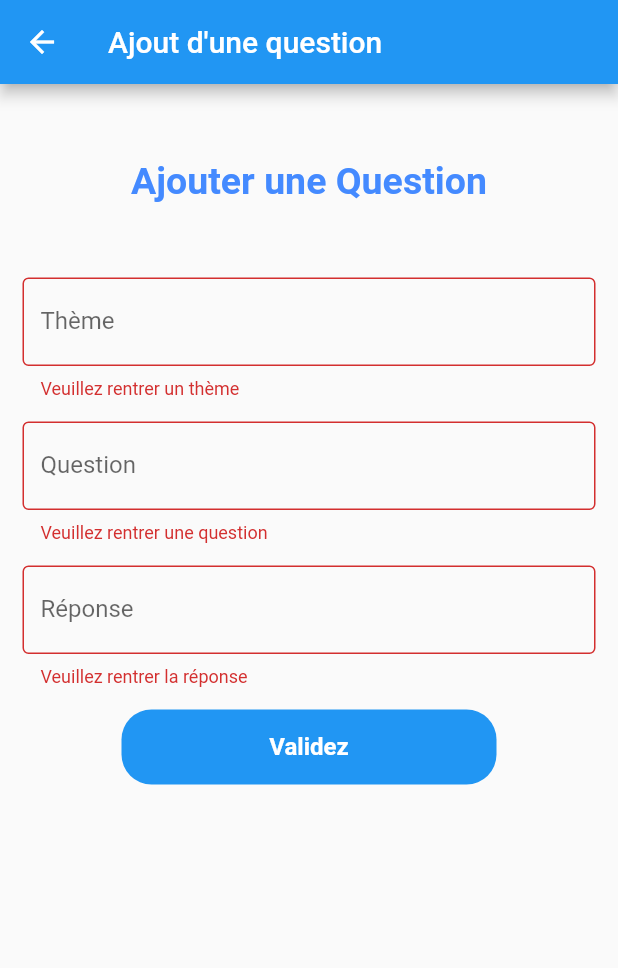
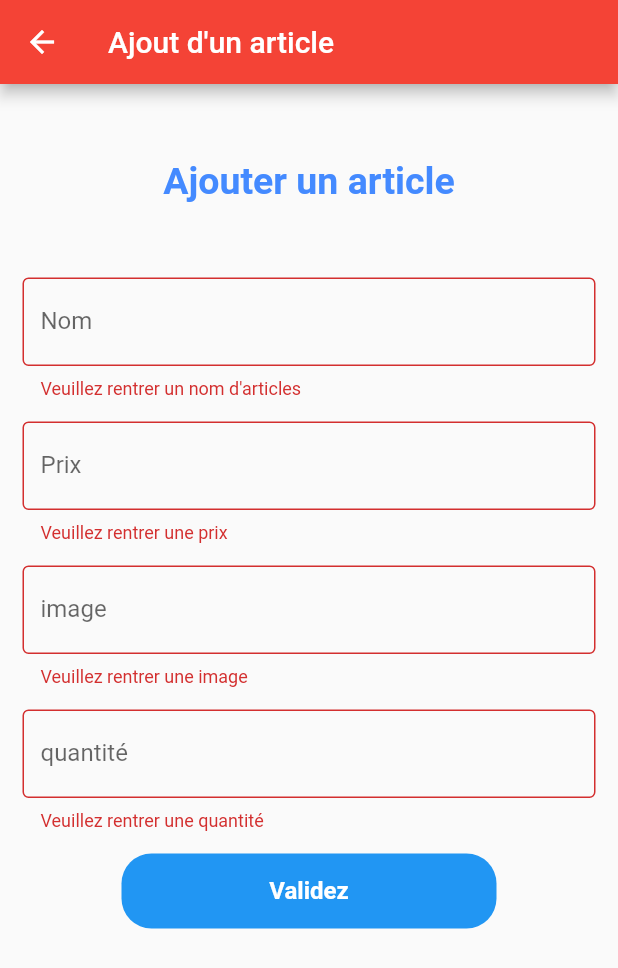
Before and after one commit to liljoker06/AP4, a Flutter app: the Ajout screen opened by its route, after a tap on "Validez", on a phone screen of 412 x 824 dp. Shown: the top 968 px of the screen. Run offline on Flutter 3.47's test engine with Material 2 defaults, Android fonts, the phone set to English and light mode, and no system bars.

Commit message:
update à finir

```diff
--- a/lib/main.dart
+++ b/lib/main.dart
@@ -15,7 +15,7 @@ class Home extends StatelessWidget {
     return MaterialApp(
       title: 'Notre application de quizz',
       theme: ThemeData(
-        primarySwatch: Colors.blue,
+        primarySwatch: Colors.red,
       ),
       routes: {
         '/': (context) => const Connexion(),
--- a/lib/pages/Ajout.dart
+++ b/lib/pages/Ajout.dart
@@ -10,9 +10,10 @@ class Ajout extends StatefulWidget {
 
 class _AjoutState extends State<Ajout> {
   final GlobalKey<FormState> login = GlobalKey<FormState>();
-  final themeController = TextEditingController();
-  final questionController = TextEditingController();
-  final reponseController = TextEditingController();
+  final nomController = TextEditingController();
+  final prixController = TextEditingController();
+  final imgUrlController = TextEditingController();
+  final quantityPController = TextEditingController();
 
   @override
   Widget build(BuildContext context) {
@@ -28,7 +29,7 @@ class _AjoutState extends State<Ajout> {
   Widget _Ajout(BuildContext context) {
     return Scaffold(
       appBar: AppBar(
-        title: const Text("Ajout d'une question"),
+        title: const Text("Ajout d'un article "),
       ),
       body: SingleChildScrollView(
         child: Column(
@@ -39,7 +40,7 @@ class _AjoutState extends State<Ajout> {
                 padding: EdgeInsets.all(50),
                 child: Center(
                   child: Text(
-                    "Ajouter une Question",
+                    "Ajouter un article",
                     style: TextStyle(
                         fontWeight: FontWeight.bold,
                         fontSize: 25,
@@ -50,14 +51,14 @@ class _AjoutState extends State<Ajout> {
               Padding(
                 padding: const EdgeInsets.symmetric(horizontal: 15),
                 child: TextFormField(
-                  controller: themeController,
+                  controller: nomController,
                   decoration: const InputDecoration(
                       border: OutlineInputBorder(),
-                      labelText: 'Thème',
-                      hintText: 'Entrez un thème'),
+                      labelText: 'Nom',
+                      hintText: 'Entrez un Nom'),
                   validator: (value) {
                     if (value == null || value.isEmpty) {
-                      return "Veuillez rentrer un thème";
+                      return "Veuillez rentrer un nom d'articles";
                     }
                     return null;
                   },
@@ -67,14 +68,14 @@ class _AjoutState extends State<Ajout> {
                 padding: const EdgeInsets.only(
                     left: 15.0, right: 15.0, top: 15, bottom: 0),
                 child: TextFormField(
-                  controller: questionController,
+                  controller: prixController,
                   decoration: const InputDecoration(
                       border: OutlineInputBorder(),
-                      labelText: 'Question',
-                      hintText: 'Entrez une question'),
+                      labelText: 'Prix',
+                      hintText: 'Entrez un prix'),
                   validator: (value) {
                     if (value == null || value.isEmpty) {
-                      return "Veuillez rentrer une question";
+                      return "Veuillez rentrer une prix";
                     }
                     return null;
                   },
@@ -84,14 +85,31 @@ class _AjoutState extends State<Ajout> {
                 padding: const EdgeInsets.only(
                     left: 15.0, right: 15.0, top: 15, bottom: 0),
                 child: TextFormField(
-                  controller: reponseController,
+                  controller: imgUrlController,
                   decoration: const InputDecoration(
                       border: OutlineInputBorder(),
-                      labelText: 'Réponse',
-                      hintText: 'Entrez la réponse'),
+                      labelText: 'image',
+                      hintText: 'Entrez une image'),
                   validator: (value) {
                     if (value == null || value.isEmpty) {
-                      return "Veuillez rentrer la réponse";
+                      return "Veuillez rentrer une image";
+                    }
+                    return null;
+                  },
+                ),
+              ),
+              Padding(
+                padding: const EdgeInsets.only(
+                    left: 15.0, right: 15.0, top: 15, bottom: 0),
+                child: TextFormField(
+                  controller: quantityPController,
+                  decoration: const InputDecoration(
+                      border: OutlineInputBorder(),
+                      labelText: 'quantité',
+                      hintText: 'Entrez une quantité'),
+                  validator: (value) {
+                    if (value == null || value.isEmpty) {
+                      return "Veuillez rentrer une quantité";
                     }
                     return null;
                   },
@@ -108,8 +126,12 @@ class _AjoutState extends State<Ajout> {
                   child: TextButton(
                     onPressed: () {
                       if (login.currentState!.validate()) {
-                        Produit.ajout(context, themeController.text,
-                            questionController.text, reponseController.text);
+                        Produit.ajout(
+                            context,
+                            nomController.text,
+                            prixController.text,
+                            imgUrlController.text,
+                            quantityPController.text);
                       }
                     },
                     child: const Text("Validez",
--- a/lib/pages/Modifier.dart
+++ b/lib/pages/Modifier.dart
@@ -12,9 +12,11 @@ class Modifier extends StatefulWidget {
 
 class _ModifierState extends State<Modifier> {
   final GlobalKey<FormState> login = GlobalKey<FormState>();
-  final themeController = TextEditingController();
-  final questionController = TextEditingController();
-  final reponseController = TextEditingController();
+  final nomController = TextEditingController();
+  final prixController = TextEditingController();
+  final imgUrlController = TextEditingController();
+  final quantityPController = TextEditingController();
+
   late Future<List> _produit;
 
   @override
@@ -25,9 +27,10 @@ class _ModifierState extends State<Modifier> {
     _produit = Produit.getQuestion(widget.id);
     _produit.then((value) => {
           // On pré-remplit le formulaire avec les données récupérer de l'API
-          themeController.text = value[0]['theme'],
-          questionController.text = value[0]['question'],
-          reponseController.text = value[0]['reponse'],
+          nomController.text = value[0]['nom'],
+          prixController.text = value[0]['prix'],
+          imgUrlController.text = value[0]['imgUrl'],
+          quantityPController.text = value[0]['quantityP']
         });
   }
 
@@ -45,7 +48,7 @@ class _ModifierState extends State<Modifier> {
   Widget _Modifier(BuildContext context) {
     return Scaffold(
       appBar: AppBar(
-        title: const Text("Modification d'une question"),
+        title: const Text("Modification d'un article"),
       ),
       body: SingleChildScrollView(
         child: Column(
@@ -56,7 +59,7 @@ class _ModifierState extends State<Modifier> {
                 padding: EdgeInsets.all(50),
                 child: Center(
                   child: Text(
-                    "Modifier une Question",
+                    "Modifier un article",
                     style: TextStyle(
                         fontWeight: FontWeight.bold,
                         fontSize: 25,
@@ -67,14 +70,14 @@ class _ModifierState extends State<Modifier> {
               Padding(
                 padding: const EdgeInsets.symmetric(horizontal: 15),
                 child: TextFormField(
-                  controller: themeController,
+                  controller: nomController,
                   decoration: const InputDecoration(
                       border: OutlineInputBorder(),
-                      labelText: 'Thème',
-                      hintText: 'Entrez un thème'),
+                      labelText: 'nom',
+                      hintText: 'Entrez un nom'),
                   validator: (value) {
                     if (value == null || value.isEmpty) {
-                      return "Veuillez rentrer un thème";
+                      return "Veuillez rentrer un nom";
                     }
                     return null;
                   },
@@ -84,14 +87,14 @@ class _ModifierState extends State<Modifier> {
                 padding: const EdgeInsets.only(
                     left: 15.0, right: 15.0, top: 15, bottom: 0),
                 child: TextFormField(
-                  controller: questionController,
+                  controller: prixController,
                   decoration: const InputDecoration(
                       border: OutlineInputBorder(),
-                      labelText: 'Question',
-                      hintText: 'Entrez une question'),
+                      labelText: 'prix',
+                      hintText: 'Entrez un prix'),
                   validator: (value) {
                     if (value == null || value.isEmpty) {
-                      return "Veuillez rentrer une question";
+                      return "Veuillez rentrer un prix";
                     }
                     return null;
                   },
@@ -101,14 +104,31 @@ class _ModifierState extends State<Modifier> {
                 padding: const EdgeInsets.only(
                     left: 15.0, right: 15.0, top: 15, bottom: 0),
                 child: TextFormField(
-                  controller: reponseController,
+                  controller: imgUrlController,
                   decoration: const InputDecoration(
                       border: OutlineInputBorder(),
-                      labelText: 'Réponse',
-                      hintText: 'Entrez la réponse'),
+                      labelText: 'image',
+                      hintText: 'Entrez une image'),
                   validator: (value) {
                     if (value == null || value.isEmpty) {
-                      return "Veuillez rentrer la réponse";
+                      return "Veuillez rentrer une image ";
+                    }
+                    return null;
+                  },
+                ),
+              ),
+              Padding(
+                padding: const EdgeInsets.only(
+                    left: 15.0, right: 15.0, top: 15, bottom: 0),
+                child: TextFormField(
+                  controller: quantityPController,
+                  decoration: const InputDecoration(
+                      border: OutlineInputBorder(),
+                      labelText: 'quantité',
+                      hintText: 'Entrez une quantité'),
+                  validator: (value) {
+                    if (value == null || value.isEmpty) {
+                      return "Veuillez rentrer une quantité ";
                     }
                     return null;
                   },
@@ -125,8 +145,13 @@ class _ModifierState extends State<Modifier> {
                   child: TextButton(
                     onPressed: () {
                       if (login.currentState!.validate()) {
-                        Produit.Update(context, widget.id, themeController.text,
-                            questionController.text, reponseController.text);
+                        Produit.Update(
+                            context,
+                            widget.id,
+                            nomController.text,
+                            prixController.text,
+                            imgUrlController.text,
+                            quantityPController.text);
                       }
                     },
                     child: const Text("Validez",
--- a/lib/question.dart
+++ b/lib/question.dart
@@ -1,4 +1,5 @@
 import 'dart:convert';
+
 import 'package:flutter/material.dart';
 import 'package:http/http.dart' as http;
 
@@ -51,18 +52,24 @@ class Produit {
     }
   }
 
-  static ajout(BuildContext context, String theme, String question,
-      String reponse) async {
+  static ajout(BuildContext context, nom, prix, imgUrl, quantityP) async {
     try {
+      var connection = {
+        "nom": nom,
+        "prix": prix,
+        "imgUrl": imgUrl,
+        "quantityP": quantityP
+      };
       var res = await http.post(
-        Uri.parse("$baseUrl/question"),
+        Uri.parse("$baseUrl/articles"),
         headers: <String, String>{
           'Content-Type': 'application/json; charset=UTF-8',
         },
         body: jsonEncode(<String, String>{
-          'theme': theme,
-          'question': question,
-          'reponse': reponse
+          'nom': nom,
+          'prix': prix,
+          'imgUrl': imgUrl,
+          'quantityP': quantityP
         }),
       );
       if (res.statusCode == 200) {
@@ -75,23 +82,29 @@ class Produit {
     }
   }
 
-  static Update(BuildContext context, int id, String theme, String question,
-      String reponse) async {
+  static Update(BuildContext context, id, nom, prix, imgUrl, quantityP) async {
     try {
+      var connection = {
+        "nom": nom,
+        "prix": prix,
+        "imgUrl": imgUrl,
+        "quantityP": quantityP
+      };
       var res = await http.put(
-        Uri.parse("$baseUrl/question/$id"),
+        Uri.parse("$baseUrl/articles/:id"),
         headers: <String, String>{
           'Content-Type': 'application/json; charset=UTF-8',
         },
         body: jsonEncode(<String, String>{
-          'theme': theme,
-          'question': question,
-          'reponse': reponse,
+          'nom': nom,
+          'prix': prix,
+          'imgUrl': imgUrl,
+          'quantityP': quantityP,
           'id': id.toString()
         }),
       );
       if (res.statusCode == 200) {
-        Navigator.pushNamed(context, '/liste');
+        Navigator.pushNamed(context, '/articles');
       } else {
         Navigator.pushNamed(context, '/');
       }
```
